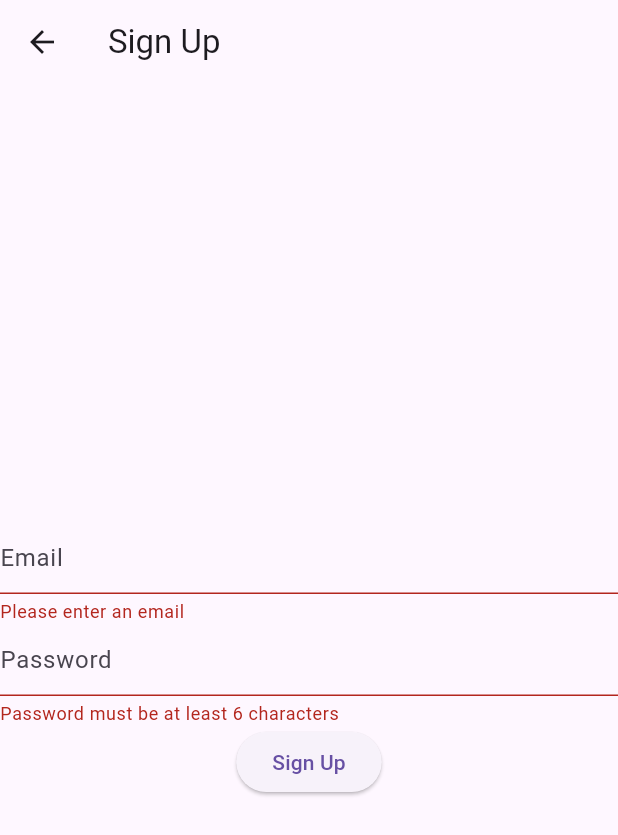
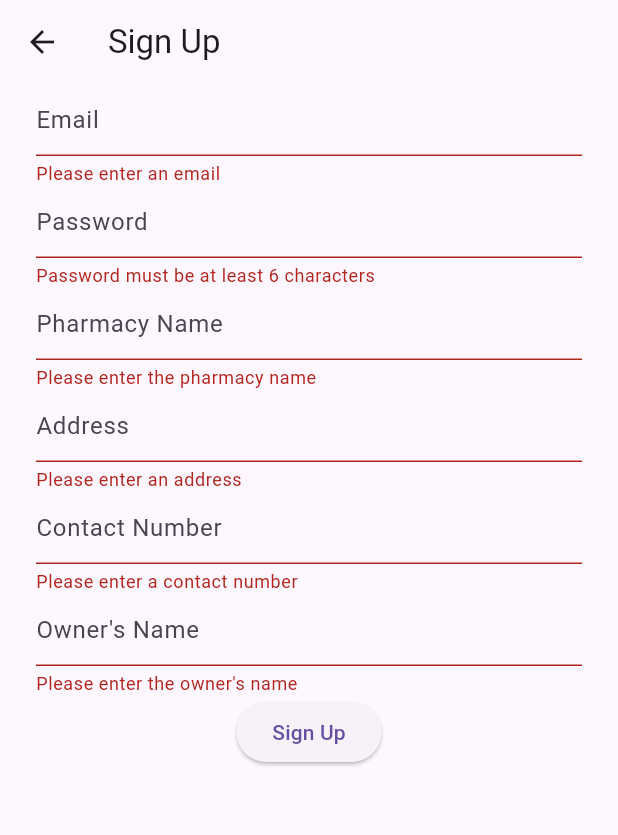
Before and after one commit to avigyanavi/apnavaidyatest, a Flutter app: the SignUpScreen screen opened by its route, after a tap on "Sign Up", on a phone screen of 412 x 824 dp. Shown: the top 835 px of the screen. Run offline on Flutter 3.47's test engine with Material 3 defaults, Android fonts, the phone set to English and light mode, and no system bars; our stand-ins replace cloud_firestore, file_picker, firebase_auth, firebase_core, fluttertoast; accounts and stored records are empty.

```diff
--- a/lib/login_screen.dart
+++ b/lib/login_screen.dart
@@ -14,6 +14,10 @@ class _LoginScreenState extends State<LoginScreen> {
 
   void navigateToSignUp() {
     Navigator.pushNamed(context, '/signUp');
+  }
+
+  void navigateToForgotPassword() {
+    Navigator.pushNamed(context, '/forgotPassword');
   }
 
   void navigateToDashboard() {
@@ -101,7 +105,7 @@ class _LoginScreenState extends State<LoginScreen> {
             ),
             TextButton(
               onPressed: () {
-                // Add forgot password functionality
+                navigateToForgotPassword();
               },
               child: Text(
                 'Forgot your password?',
--- a/lib/main.dart
+++ b/lib/main.dart
@@ -1,3 +1,4 @@
+import 'package:apnavaidyatest/forgot_password.dart';
 import 'package:flutter/material.dart';
 import 'package:firebase_core/firebase_core.dart';
 import 'login_screen.dart'; // Ensure you have this file created
@@ -34,6 +35,8 @@ class MyApp extends StatelessWidget {
         '/': (context) => LoginScreen(), // Default route
         '/signUp': (context) => SignUpScreen(), // Sign Up screen
         '/dashboard': (context) => DashboardScreen(), // Dashboard after login
+        '/forgotPassword': (context) =>
+            ForgotPasswordScreen() // Forgot Password screen
       },
     );
   }
--- a/lib/sign_up_screen.dart
+++ b/lib/sign_up_screen.dart
@@ -1,5 +1,6 @@
 import 'package:flutter/material.dart';
 import 'package:firebase_auth/firebase_auth.dart';
+import 'package:cloud_firestore/cloud_firestore.dart';
 import 'package:fluttertoast/fluttertoast.dart';
 
 class SignUpScreen extends StatefulWidget {
@@ -9,9 +10,14 @@ class SignUpScreen extends StatefulWidget {
 
 class _SignUpScreenState extends State<SignUpScreen> {
   final _auth = FirebaseAuth.instance;
+  final _firestore = FirebaseFirestore.instance;
   final _formKey = GlobalKey<FormState>();
   String? email;
   String? password;
+  String? pharmacyName;
+  String? address;
+  String? contact;
+  String? owner;
 
   @override
   Widget build(BuildContext context) {
@@ -19,6 +25,8 @@ class _SignUpScreenState extends State<SignUpScreen> {
       appBar: AppBar(title: Text("Sign Up")),
       body: Form(
         key: _formKey,
+        child: SingleChildScrollView(
+          padding: EdgeInsets.symmetric(horizontal: 24.0),
           child: Column(
             mainAxisAlignment: MainAxisAlignment.center,
             children: <Widget>[
@@ -40,18 +48,64 @@ class _SignUpScreenState extends State<SignUpScreen> {
                 },
                 decoration: InputDecoration(hintText: "Password"),
               ),
+              TextFormField(
+                validator: (value) =>
+                    value!.isEmpty ? "Please enter the pharmacy name" : null,
+                onChanged: (value) {
+                  pharmacyName = value.trim();
+                },
+                decoration: InputDecoration(hintText: "Pharmacy Name"),
+              ),
+              TextFormField(
+                validator: (value) =>
+                    value!.isEmpty ? "Please enter an address" : null,
+                onChanged: (value) {
+                  address = value.trim();
+                },
+                decoration: InputDecoration(hintText: "Address"),
+              ),
+              TextFormField(
+                validator: (value) =>
+                    value!.isEmpty ? "Please enter a contact number" : null,
+                onChanged: (value) {
+                  contact = value.trim();
+                },
+                decoration: InputDecoration(hintText: "Contact Number"),
+              ),
+              TextFormField(
+                validator: (value) =>
+                    value!.isEmpty ? "Please enter the owner's name" : null,
+                onChanged: (value) {
+                  owner = value.trim();
+                },
+                decoration: InputDecoration(hintText: "Owner's Name"),
+              ),
               ElevatedButton(
                 child: Text('Sign Up'),
                 onPressed: () async {
                   if (_formKey.currentState!.validate()) {
                     try {
-                    final newUser = await _auth.createUserWithEmailAndPassword(
+                      final newUser =
+                          await _auth.createUserWithEmailAndPassword(
                               email: email!, password: password!);
                       if (newUser != null) {
+                        await _firestore
+                            .collection('pharmacies')
+                            .doc(newUser.user!.uid)
+                            .set({
+                          'pharmacyName': pharmacyName,
+                          'address': address,
+                          'contact': contact,
+                          'owner': owner,
+                          'registrationDate': DateTime.now().toString(),
+// 'type': 'chain', // Include this if needed, or add a way for users to specify the type
+// 'chainId': '', // Include this if it's part of a chain
+                        });
                         Navigator.pushNamed(context, '/dashboard');
                       }
-                  } catch (e) {
-                    Fluttertoast.showToast(msg: e.toString());
+                    } on FirebaseAuthException catch (e) {
+                      Fluttertoast.showToast(
+                          msg: e.message ?? 'An error occurred during sign up');
                     }
                   }
                 },
@@ -59,6 +113,7 @@ class _SignUpScreenState extends State<SignUpScreen> {
             ],
           ),
         ),
+      ),
     );
   }
 }
--- a/pubspec.yaml
+++ b/pubspec.yaml
@@ -38,6 +38,8 @@ dependencies:
   # The following adds the Cupertino Icons font to your application.
   # Use with the CupertinoIcons class for iOS style icons.
   cupertino_icons: ^1.0.6
+  cloud_firestore: ^4.15.9
+  file_picker: ^6.2.0
 
 dev_dependencies:
   flutter_test:
```
Also changed, not shown: lib/dashboard_screen.dart (+14 -4 lines), lib/forgot_password.dart (added, +75 -0 lines), lib/inventory_management_screen.dart (added, +168 -0 lines), lib/orders_screen.dart (added, +75 -0 lines), pubspec.lock, 3 other files. Lines whose indentation alone changed are shown as unchanged.
